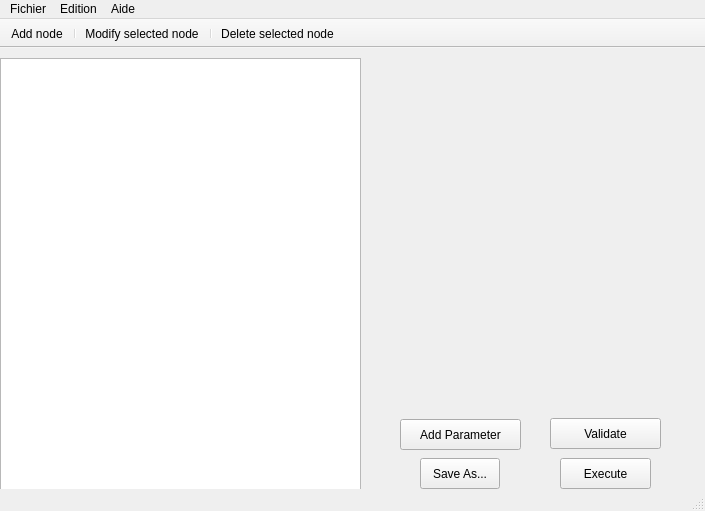
First picture: the form in mainwindow.ui, repository lomsansnom/IHM_OFELI, before the edit.
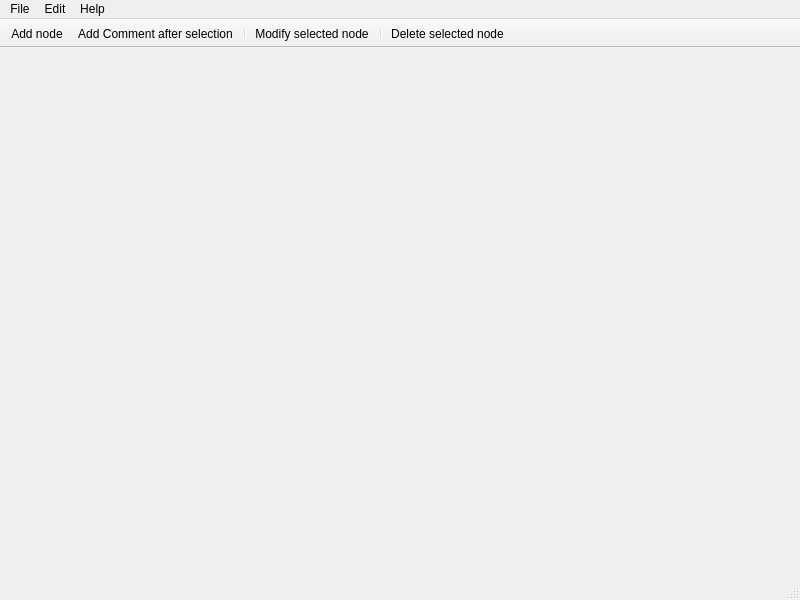
Second picture: the form after the edit.

Patch:
```diff
--- a/mainwindow.ui
+++ b/mainwindow.ui
@@ -6,113 +6,26 @@
    <rect>
     <x>0</x>
     <y>0</y>
-    <width>705</width>
-    <height>511</height>
+    <width>800</width>
+    <height>600</height>
    </rect>
   </property>
   <property name="windowTitle">
    <string>MainWindow</string>
   </property>
-  <widget class="QWidget" name="centralWidget">
-   <widget class="QTreeView" name="treeView">
-    <property name="geometry">
-     <rect>
-      <x>0</x>
-      <y>10</y>
-      <width>361</width>
-      <height>451</height>
-     </rect>
-    </property>
-   </widget>
-   <widget class="QLabel" name="label">
-    <property name="geometry">
-     <rect>
-      <x>380</x>
-      <y>10</y>
-      <width>111</width>
-      <height>21</height>
-     </rect>
-    </property>
-    <property name="text">
-     <string/>
-    </property>
-   </widget>
-   <widget class="QPushButton" name="buttonSave">
-    <property name="geometry">
-     <rect>
-      <x>420</x>
-      <y>410</y>
-      <width>80</width>
-      <height>31</height>
-     </rect>
-    </property>
-    <property name="text">
-     <string>Save As...</string>
-    </property>
-   </widget>
-   <widget class="QPushButton" name="buttonExec">
-    <property name="geometry">
-     <rect>
-      <x>560</x>
-      <y>410</y>
-      <width>91</width>
-      <height>31</height>
-     </rect>
-    </property>
-    <property name="text">
-     <string>Execute</string>
-    </property>
-   </widget>
-   <widget class="QPushButton" name="buttonAddParam">
-    <property name="geometry">
-     <rect>
-      <x>400</x>
-      <y>371</y>
-      <width>121</width>
-      <height>31</height>
-     </rect>
-    </property>
-    <property name="text">
-     <string>Add Parameter</string>
-    </property>
-   </widget>
-   <widget class="QPushButton" name="buttonValidate">
-    <property name="geometry">
-     <rect>
-      <x>550</x>
-      <y>370</y>
-      <width>111</width>
-      <height>31</height>
-     </rect>
-    </property>
-    <property name="text">
-     <string>Validate</string>
-    </property>
-   </widget>
-   <widget class="QWidget" name="formLayoutWidget">
-    <property name="geometry">
-     <rect>
-      <x>369</x>
-      <y>9</y>
-      <width>331</width>
-      <height>361</height>
-     </rect>
-    </property>
-    <layout class="QFormLayout" name="formLayout"/>
-   </widget>
-  </widget>
+  <widget class="QWidget" name="centralWidget"/>
   <widget class="QMenuBar" name="menuBar">
    <property name="geometry">
     <rect>
      <x>0</x>
      <y>0</y>
-     <width>705</width>
+     <width>800</width>
      <height>19</height>
     </rect>
    </property>
    <widget class="QMenu" name="menuFichier">
     <property name="title">
-     <string>Fichier</string>
+     <string>File</string>
     </property>
     <addaction name="actionOpen"/>
     <addaction name="actionSave_File"/>
@@ -121,12 +34,12 @@
    </widget>
    <widget class="QMenu" name="menuEdition">
     <property name="title">
-     <string>Edition</string>
+     <string>Edit</string>
     </property>
    </widget>
    <widget class="QMenu" name="menuAide">
     <property name="title">
-     <string>Aide</string>
+     <string>Help</string>
     </property>
     <addaction name="actionA_propos"/>
    </widget>
@@ -145,6 +58,7 @@
     <bool>false</bool>
    </attribute>
    <addaction name="actionAdd_node"/>
+   <addaction name="actionAdd_Comment"/>
    <addaction name="separator"/>
    <addaction name="actionModifySelectedNode"/>
    <addaction name="separator"/>
@@ -189,6 +103,21 @@
     <string>Modify selected node</string>
    </property>
   </action>
+  <action name="actionSave">
+   <property name="text">
+    <string>Save</string>
+   </property>
+  </action>
+  <action name="actionRecent_files">
+   <property name="text">
+    <string>Recent files</string>
+   </property>
+  </action>
+  <action name="actionAdd_Comment">
+   <property name="text">
+    <string>Add Comment after selection</string>
+   </property>
+  </action>
  </widget>
  <layoutdefault spacing="6" margin="11"/>
  <resources/>
```
Left out of the diff: 9 changed lines with no effect on the pictures.
